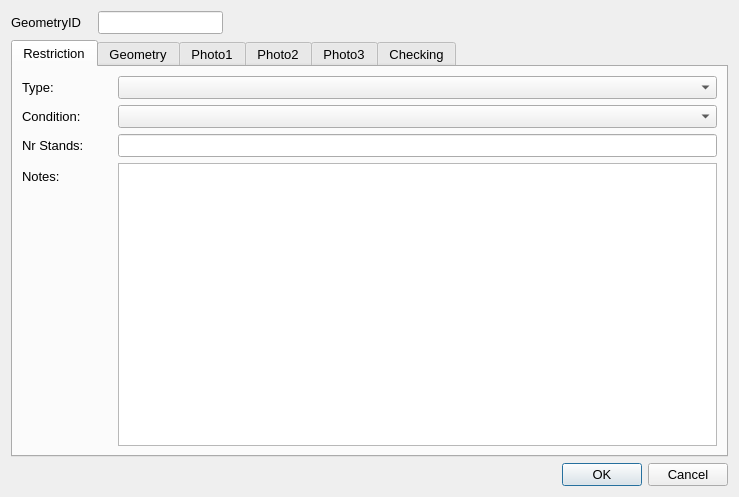
First picture: the form in ui/Cycle_Parking.ui, repository tlh22/demandForm, before the edit.
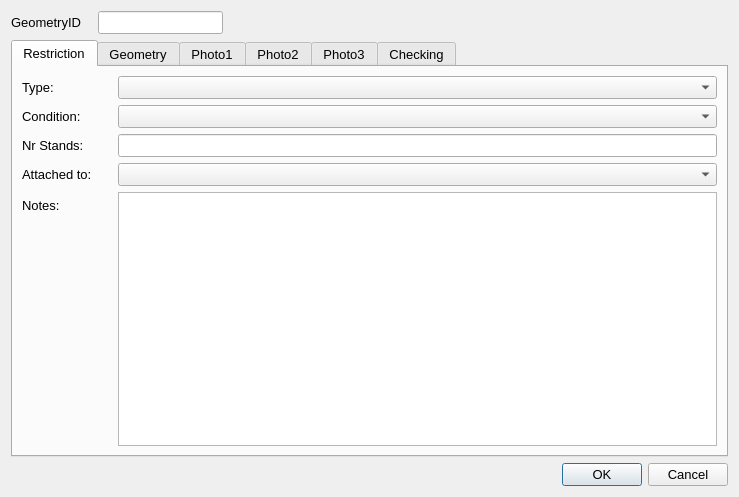
Second picture: the form after the edit. Icons and pictures are not drawn.

Diff of the .ui file:
```diff
--- a/ui/Cycle_Parking.ui
+++ b/ui/Cycle_Parking.ui
@@ -138,26 +138,36 @@
        <item row="3" column="1">
         <widget class="QComboBox" name="AssetConditionTypeID"/>
        </item>
-       <item row="7" column="0">
+       <item row="10" column="0">
         <widget class="QLabel" name="lbl_Notes">
          <property name="text">
           <string>Notes:</string>
          </property>
         </widget>
        </item>
-       <item row="5" column="0">
+       <item row="7" column="0">
         <widget class="QLabel" name="label_3">
          <property name="text">
           <string>Nr Stands:</string>
          </property>
         </widget>
        </item>
-       <item row="5" column="1">
-        <widget class="QLineEdit" name="NrStands"/>
-       </item>
        <item row="7" column="1">
+        <widget class="QLineEdit" name="NrStands"/>
+       </item>
+       <item row="10" column="1">
         <widget class="QTextEdit" name="Notes"/>
        </item>
+       <item row="8" column="1">
+        <widget class="QComboBox" name="AttachmentTypeID"/>
+       </item>
+       <item row="8" column="0">
+        <widget class="QLabel" name="label_12">
+         <property name="text">
+          <string>Attached to:</string>
+         </property>
+        </widget>
+       </item>
       </layout>
      </widget>
      <widget class="QWidget" name="Geometry">
```
